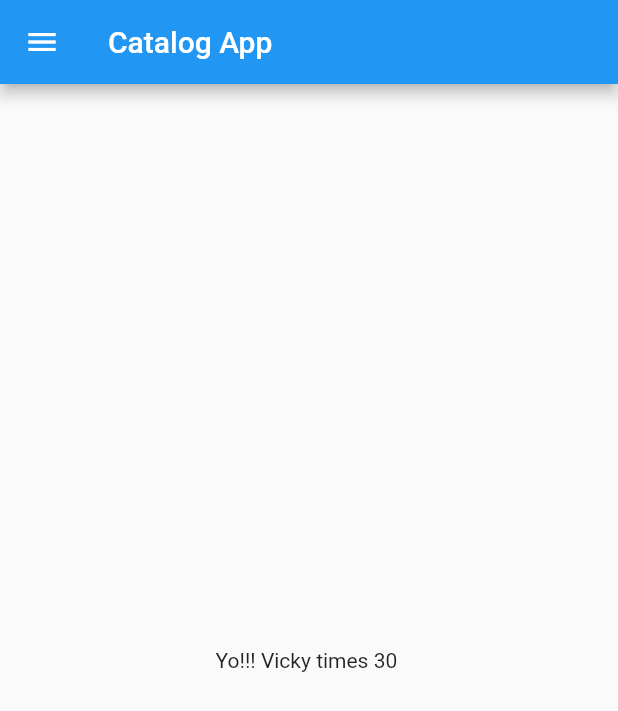
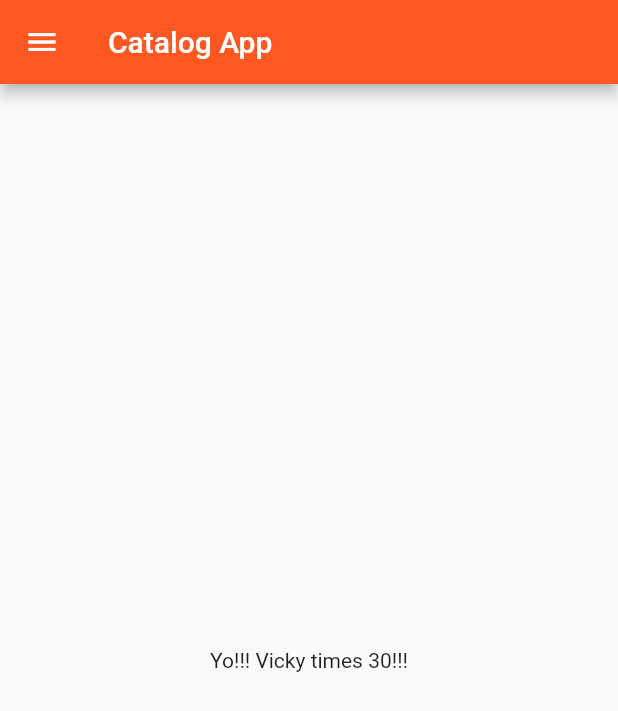
Before and after one commit to psnandra18/FirstRepo, a Flutter app: the screen it shows after launch, on a phone screen of 412 x 824 dp. Shown: the top 711 px of the screen. Run offline on Flutter 3.47's test engine with Material 2 defaults, Android fonts, the phone set to English and light mode, and no system bars.

Commit message:
Day 3 completed

```diff
--- a/lib/main.dart
+++ b/lib/main.dart
@@ -1,5 +1,8 @@
+// ignore_for_file: prefer_const_constructors
+
 import 'package:flutter/material.dart';
-import 'package:flutter_application_1/home_page.dart';
+import 'package:flutter_application_1/pages/home_page.dart';
+import 'package:flutter_application_1/pages/login_page.dart';
 
 void main() {
   runApp(MyApp());
@@ -11,7 +14,15 @@ class MyApp extends StatelessWidget {
   @override
   Widget build(BuildContext context) {
     return MaterialApp(
-      home: HomePage(),
+      themeMode: ThemeMode.dark,
+      theme: ThemeData(primarySwatch: Colors.deepPurple),
+      darkTheme: ThemeData(primarySwatch: Colors.deepOrange),
+      initialRoute: "/home",
+      routes: {
+        "/": (context) => LoginPage(),
+        "/home": (context) => HomePage(),
+        "/login": (context) => LoginPage()
+      },
     );
   }
 }
--- a/lib/home_page.dart
+++ b/lib/pages/home_page.dart
@@ -14,7 +14,7 @@ class HomePage extends StatelessWidget {
       ),
       body: Center(
         child: Container(
-          child: Text("Yo!!! $name times $days "),
+          child: Text("Yo!!! $name times $days!!!"),
         ),
       ),
       drawer: Drawer(),
```
Also changed, not shown: lib/pages/login_page.dart (added, +21 -0 lines).
